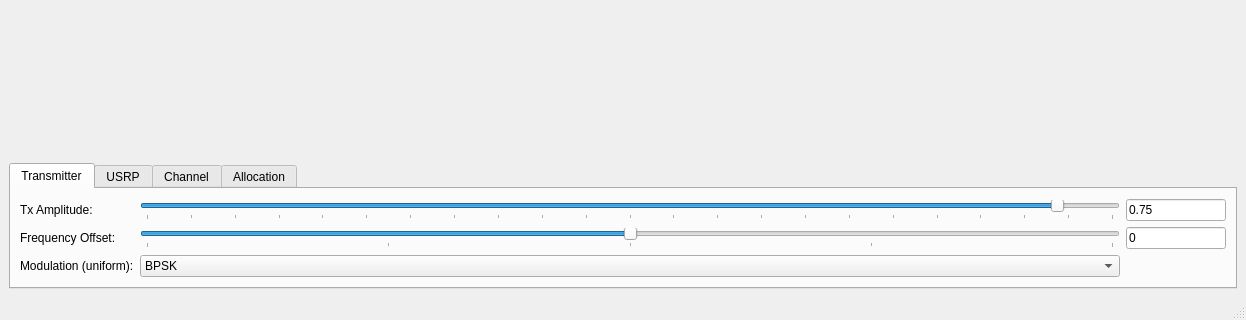
Old version of the form apps/gui/ofdm_rx_gui_window.ui in the repository rwth-ti/gr-ofdm; both pictures show x 0 to 1246 and y 458 to 778 of the 1246 by 778 pixel window.
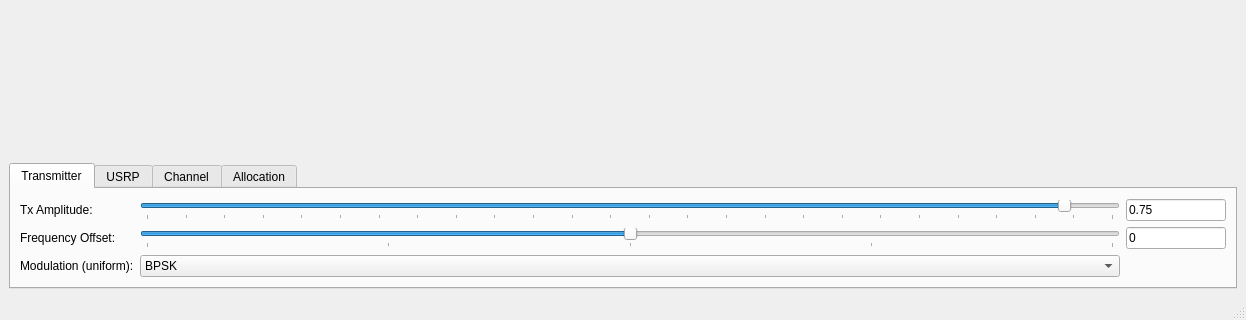
New version of the form. Custom widgets are drawn as their Qt base class.

Commit message: Change minimum value of amplitude slider

```diff
--- a/apps/gui/ofdm_rx_gui_window.ui
+++ b/apps/gui/ofdm_rx_gui_window.ui
@@ -470,7 +470,7 @@
           <item row="0" column="1">
            <widget class="QSlider" name="horizontalSliderAmplitude">
             <property name="minimum">
-             <number>-2000</number>
+             <number>-5000</number>
             </property>
             <property name="maximum">
              <number>20000</number>
```
